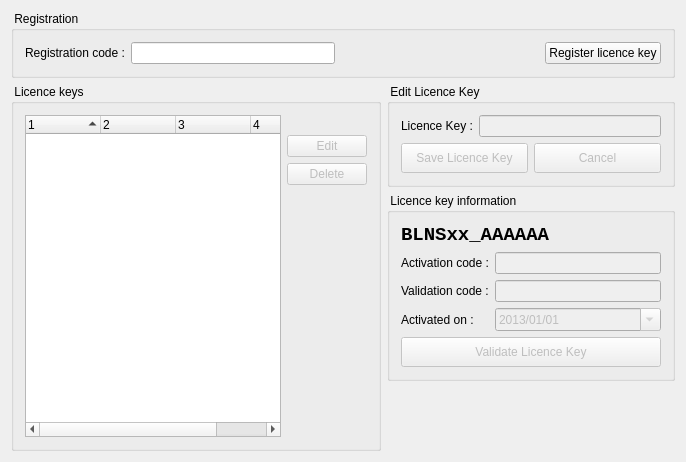
Above: activator/mainwindow.ui from tbikfalvi/Belenus before the change. Below: the same form after it.
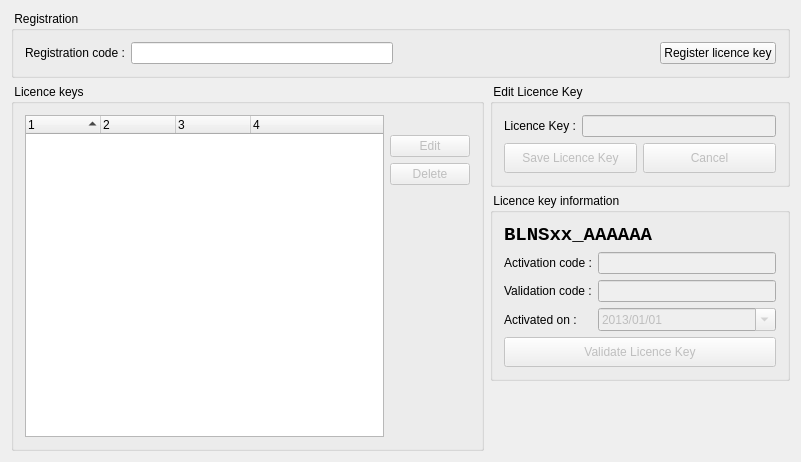
That is the form after the change. Icons and pictures are not drawn.

```diff
--- a/activator/mainwindow.ui
+++ b/activator/mainwindow.ui
@@ -6,7 +6,7 @@
    <rect>
     <x>0</x>
     <y>0</y>
-    <width>686</width>
+    <width>801</width>
     <height>462</height>
    </rect>
   </property>
@@ -65,15 +65,21 @@
         <property name="title">
          <string> Licence keys </string>
         </property>
-        <layout class="QHBoxLayout" name="horizontalLayout_4">
+        <layout class="QHBoxLayout" name="horizontalLayout_4" stretch="1,0">
          <item>
           <widget class="QTreeWidget" name="treeLicences">
            <property name="sizePolicy">
-            <sizepolicy hsizetype="Expanding" vsizetype="Expanding">
+            <sizepolicy hsizetype="Minimum" vsizetype="Expanding">
              <horstretch>0</horstretch>
              <verstretch>0</verstretch>
             </sizepolicy>
            </property>
+           <property name="minimumSize">
+            <size>
+             <width>0</width>
+             <height>0</height>
+            </size>
+           </property>
            <property name="columnCount">
             <number>4</number>
            </property>
@@ -176,6 +182,18 @@
        <layout class="QVBoxLayout" name="verticalLayout_4">
         <item>
          <widget class="QGroupBox" name="gbEdit">
+          <property name="sizePolicy">
+           <sizepolicy hsizetype="Maximum" vsizetype="Preferred">
+            <horstretch>0</horstretch>
+            <verstretch>0</verstretch>
+           </sizepolicy>
+          </property>
+          <property name="minimumSize">
+           <size>
+            <width>300</width>
+            <height>0</height>
+           </size>
+          </property>
           <property name="title">
            <string> Edit Licence Key </string>
           </property>
@@ -194,6 +212,12 @@
                <property name="enabled">
                 <bool>false</bool>
                </property>
+               <property name="sizePolicy">
+                <sizepolicy hsizetype="Expanding" vsizetype="Fixed">
+                 <horstretch>0</horstretch>
+                 <verstretch>0</verstretch>
+                </sizepolicy>
+               </property>
               </widget>
              </item>
             </layout>
@@ -231,6 +255,12 @@
                <property name="enabled">
                 <bool>false</bool>
                </property>
+               <property name="sizePolicy">
+                <sizepolicy hsizetype="Minimum" vsizetype="Fixed">
+                 <horstretch>0</horstretch>
+                 <verstretch>0</verstretch>
+                </sizepolicy>
+               </property>
                <property name="minimumSize">
                 <size>
                  <width>0</width>
@@ -259,6 +289,18 @@
         </item>
         <item>
          <widget class="QGroupBox" name="gbInformation">
+          <property name="sizePolicy">
+           <sizepolicy hsizetype="Maximum" vsizetype="Preferred">
+            <horstretch>0</horstretch>
+            <verstretch>0</verstretch>
+           </sizepolicy>
+          </property>
+          <property name="minimumSize">
+           <size>
+            <width>300</width>
+            <height>0</height>
+           </size>
+          </property>
           <property name="title">
            <string> Licence key information </string>
           </property>
```
Left out of the diff: 6 changed lines with no effect on the pictures.
